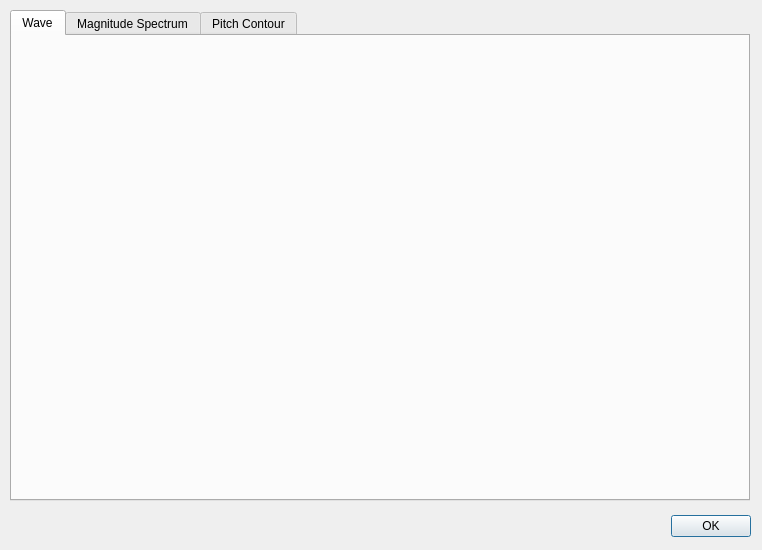
This is App/ui/Plot.ui in shashankrnr32/KannadaTTS-Application as Qt 5 draws it before an edit. The edited form follows.
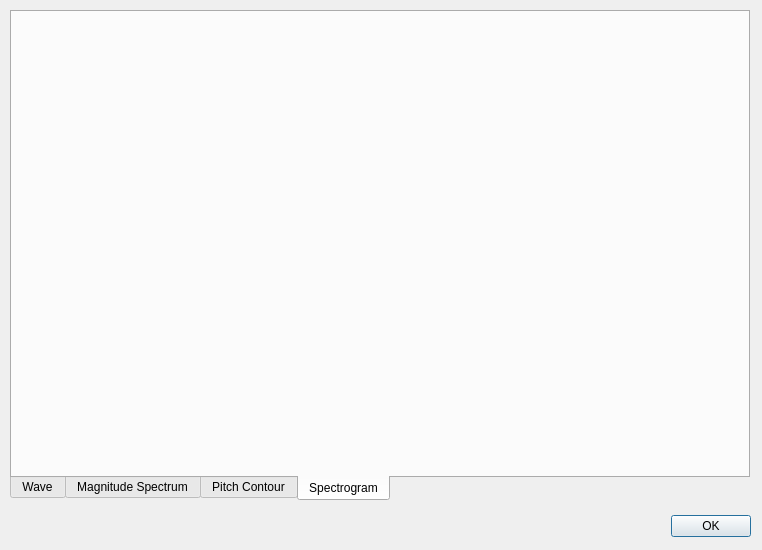
This is the edited form. The open tabs and pages were chosen to show the change.

Patch:
```diff
--- a/App/ui/Plot.ui
+++ b/App/ui/Plot.ui
@@ -38,6 +38,12 @@
      <height>491</height>
     </rect>
    </property>
+   <property name="tabPosition">
+    <enum>QTabWidget::South</enum>
+   </property>
+   <property name="tabShape">
+    <enum>QTabWidget::Rounded</enum>
+   </property>
    <property name="currentIndex">
     <number>2</number>
    </property>
@@ -128,6 +134,35 @@
      </layout>
     </widget>
    </widget>
+   <widget class="QWidget" name="tab">
+    <attribute name="title">
+     <string>Spectrogram</string>
+    </attribute>
+    <widget class="QWidget" name="verticalLayoutWidget_4">
+     <property name="geometry">
+      <rect>
+       <x>0</x>
+       <y>0</y>
+       <width>731</width>
+       <height>461</height>
+      </rect>
+     </property>
+     <layout class="QVBoxLayout" name="plot3">
+      <property name="sizeConstraint">
+       <enum>QLayout::SetDefaultConstraint</enum>
+      </property>
+      <property name="leftMargin">
+       <number>5</number>
+      </property>
+      <property name="topMargin">
+       <number>5</number>
+      </property>
+      <property name="rightMargin">
+       <number>2</number>
+      </property>
+     </layout>
+    </widget>
+   </widget>
   </widget>
  </widget>
  <resources/>
```
Left out of the diff: 2 changed lines with no effect on the pictures.
